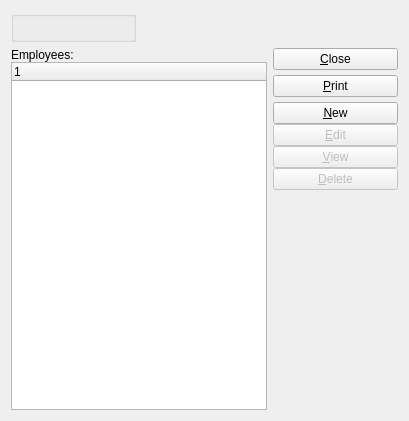
The window that xtuple/trunk/guiclient/employees.ui (WooodHead/xtuple) describes before a commit, drawn with Qt 5.
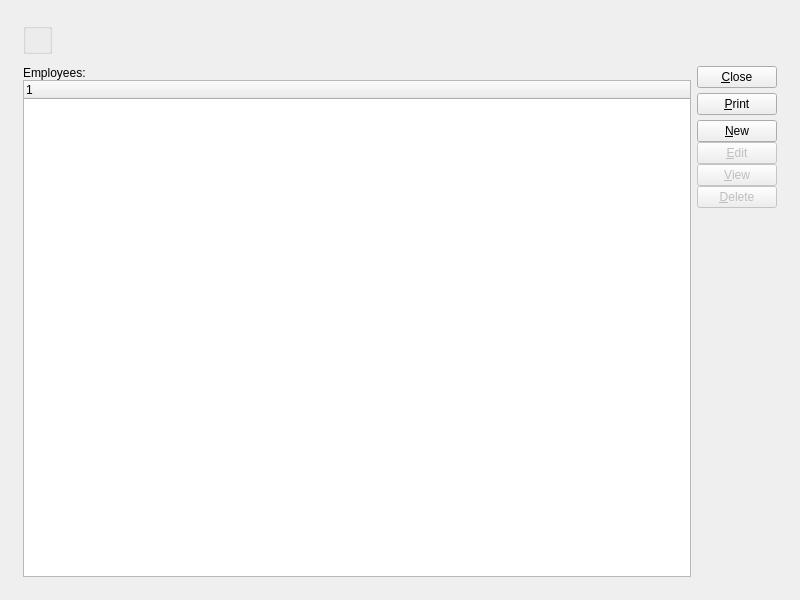
The same window after the commit. Custom widgets are drawn as their Qt base class.

What changed in the file:
```diff
--- a/xtuple/trunk/guiclient/employees.ui
+++ b/xtuple/trunk/guiclient/employees.ui
@@ -13,18 +13,32 @@
    <rect>
     <x>0</x>
     <y>0</y>
-    <width>409</width>
-    <height>421</height>
+    <width>800</width>
+    <height>600</height>
    </rect>
   </property>
   <property name="windowTitle" >
    <string>List Employees</string>
   </property>
-   <layout class="QGridLayout" >
+  <layout class="QGridLayout" name="gridLayout_3" >
     <item row="0" column="0" >
-     <widget class="WarehouseGroup" name="_warehouse" />
-    </item>
-    <item row="0" column="1" colspan="2" >
+    <layout class="QGridLayout" name="gridLayout_2" >
+     <property name="margin" >
+      <number>12</number>
+     </property>
+     <property name="spacing" >
+      <number>12</number>
+     </property>
+     <item row="0" column="0" >
+      <layout class="QHBoxLayout" name="horizontalLayout" >
+       <item>
+        <widget class="WarehouseGroup" name="_warehouse" >
+         <property name="fixedSize" >
+          <bool>false</bool>
+         </property>
+        </widget>
+       </item>
+       <item>
      <spacer>
       <property name="orientation" >
        <enum>Qt::Horizontal</enum>
@@ -37,7 +51,27 @@
       </property>
      </spacer>
     </item>
-    <item row="1" column="0" colspan="2" >
+      </layout>
+     </item>
+     <item row="1" column="0" >
+      <widget class="QFrame" name="_frame" >
+       <property name="sizePolicy" >
+        <sizepolicy vsizetype="Expanding" hsizetype="Preferred" >
+         <horstretch>0</horstretch>
+         <verstretch>1</verstretch>
+        </sizepolicy>
+       </property>
+       <property name="frameShape" >
+        <enum>QFrame::NoFrame</enum>
+       </property>
+       <property name="frameShadow" >
+        <enum>QFrame::Raised</enum>
+       </property>
+       <layout class="QGridLayout" name="gridLayout" >
+        <property name="margin" >
+         <number>0</number>
+        </property>
+        <item row="0" column="0" >
      <layout class="QVBoxLayout" >
       <property name="spacing" >
        <number>0</number>
@@ -54,7 +88,7 @@
       </item>
      </layout>
     </item>
-    <item row="1" column="2" >
+        <item row="0" column="1" >
      <layout class="QVBoxLayout" >
       <property name="spacing" >
        <number>5</number>
@@ -132,6 +166,11 @@
          </size>
         </property>
        </spacer>
+          </item>
+         </layout>
+        </item>
+       </layout>
+      </widget>
       </item>
      </layout>
     </item>
```
Left out of the diff: 5 changed lines with no effect on the pictures. Lines whose indentation alone changed are shown as unchanged.
